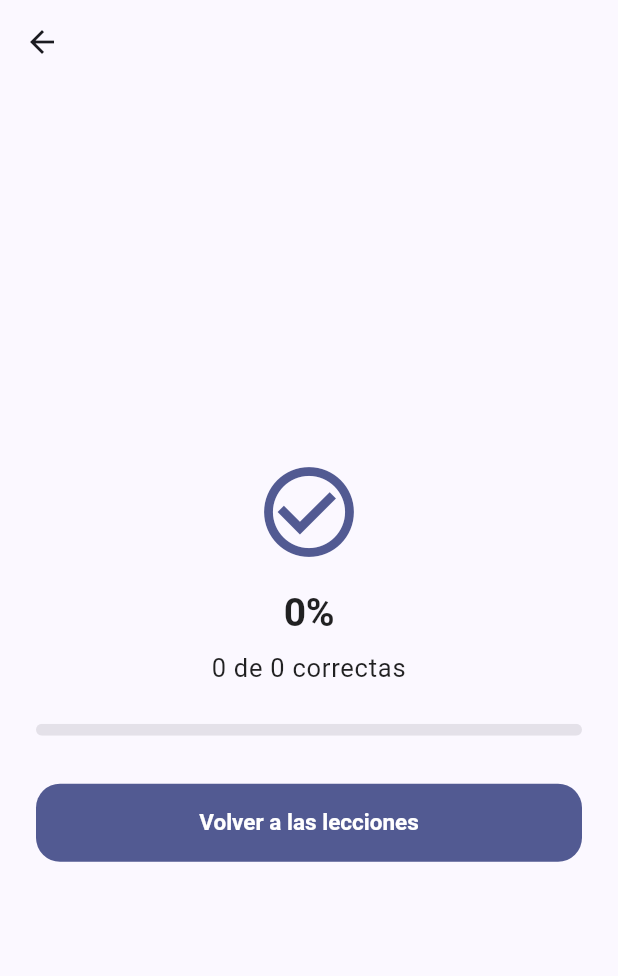
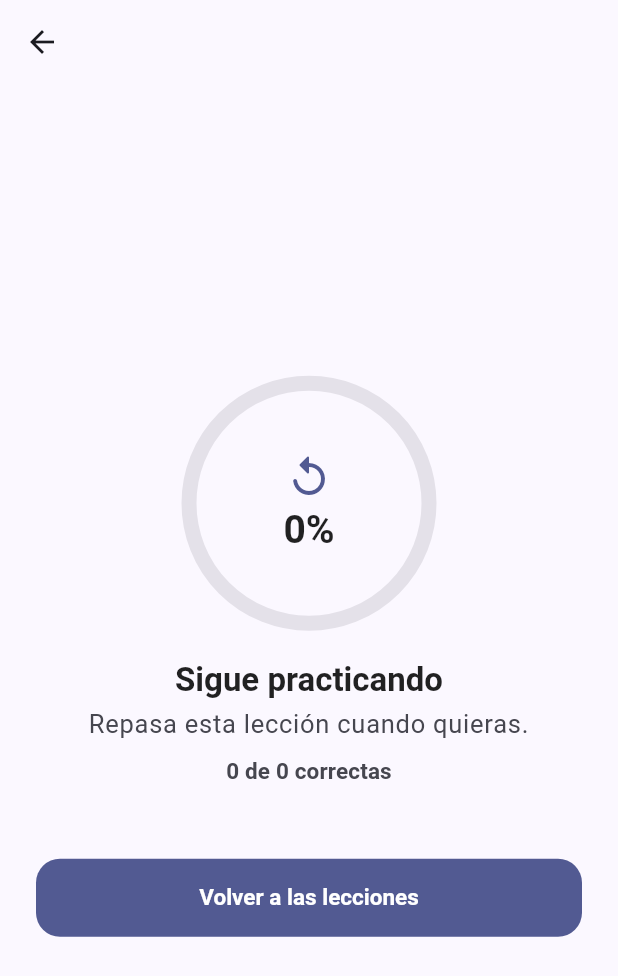
Before and after one commit to JordiRibasOficial/App-para-aprender-idiomas, a Flutter app: the LessonSummaryScreen screen opened directly with empty values, on a phone screen of 412 x 824 dp. Shown: the top 976 px of the screen. Run offline on Flutter 3.47's test engine with Material 3 defaults, Android fonts, the phone set to English and light mode, and no system bars; our stand-ins replace flutter_riverpod, go_router, google_mobile_ads, in_app_purchase, shared_preferences, sqflite; accounts and stored records are empty.

Commit message:
feat: turn the lesson summary into a real celebration screen
The completion screen was a static icon + percentage + linear bar —
identical whether you scored 100% or 20%. Replaces it with a circular
progress ring around the score, tiered headline/subline copy
(excellent/good/keep practicing) instead of a two-icon swap, and
proper spacing. This is the moment right after finishing a lesson —
the highest-leverage screen in the app for making a user want to open
it again tomorrow, previously the least designed one.

Co-Authored-By: Claude Sonnet 5 <noreply@anthropic.com>
Claude-Session: https://claude.ai/code/session_01Tq6umr1f1cRXRdz29HZW9e

```diff
--- a/src/mobile/lib/presentation/lessons/lesson_summary_screen.dart
+++ b/src/mobile/lib/presentation/lessons/lesson_summary_screen.dart
@@ -1,7 +1,7 @@
 import 'package:flutter/material.dart';
 import 'package:go_router/go_router.dart';
 
-import '../widgets/progress_bar.dart';
+import '../theme/app_theme.dart';
 import 'lesson_summary_data.dart';
 
 class LessonSummaryScreen extends StatelessWidget {
@@ -12,35 +12,86 @@ class LessonSummaryScreen extends StatelessWidget {
   @override
   Widget build(BuildContext context) {
     final percent = (data.ratio * 100).round();
+    final scheme = Theme.of(context).colorScheme;
+    final textTheme = Theme.of(context).textTheme;
+
+    final (
+      String headline,
+      String subline,
+      IconData icon,
+    ) = switch (data.ratio) {
+      >= 0.8 => ('¡Excelente!', 'Dominas esta lección.', Icons.emoji_events),
+      >= 0.5 => (
+        '¡Buen trabajo!',
+        'Vas por buen camino.',
+        Icons.thumb_up_alt_rounded,
+      ),
+      _ => (
+        'Sigue practicando',
+        'Repasa esta lección cuando quieras.',
+        Icons.replay_rounded,
+      ),
+    };
 
     return Scaffold(
       appBar: AppBar(title: Text(data.lessonTitle)),
       body: Padding(
-        padding: const EdgeInsets.all(24),
+        padding: const EdgeInsets.all(AppTheme.spaceLg),
         child: Column(
           mainAxisAlignment: MainAxisAlignment.center,
           crossAxisAlignment: CrossAxisAlignment.stretch,
           children: [
-            Icon(
-              data.ratio >= 0.8 ? Icons.emoji_events : Icons.check_circle_outline,
-              size: 72,
-              color: Theme.of(context).colorScheme.primary,
+            SizedBox(
+              width: 160,
+              height: 160,
+              child: Stack(
+                alignment: Alignment.center,
+                children: [
+                  SizedBox(
+                    width: 160,
+                    height: 160,
+                    child: CircularProgressIndicator(
+                      value: data.ratio,
+                      strokeWidth: 10,
+                      strokeCap: StrokeCap.round,
+                      backgroundColor: scheme.surfaceContainerHighest,
+                      color: scheme.primary,
+                    ),
+                  ),
+                  Column(
+                    mainAxisSize: MainAxisSize.min,
+                    children: [
+                      Icon(icon, size: 32, color: scheme.primary),
+                      const SizedBox(height: AppTheme.spaceXs),
+                      Text('$percent%', style: textTheme.headlineMedium),
+                    ],
+                  ),
+                ],
+              ),
             ),
-            const SizedBox(height: 16),
+            const SizedBox(height: AppTheme.spaceLg),
             Text(
-              '$percent%',
+              headline,
               textAlign: TextAlign.center,
-              style: Theme.of(context).textTheme.headlineMedium,
+              style: textTheme.headlineSmall,
             ),
-            const SizedBox(height: 8),
+            const SizedBox(height: AppTheme.spaceXs),
+            Text(
+              subline,
+              textAlign: TextAlign.center,
+              style: textTheme.bodyLarge?.copyWith(
+                color: scheme.onSurfaceVariant,
+              ),
+            ),
+            const SizedBox(height: AppTheme.spaceSm),
             Text(
               '${data.score} de ${data.total} correctas',
               textAlign: TextAlign.center,
-              style: Theme.of(context).textTheme.bodyLarge,
+              style: textTheme.labelLarge?.copyWith(
+                color: scheme.onSurfaceVariant,
+              ),
             ),
-            const SizedBox(height: 24),
-            ProgressBar(value: data.ratio),
-            const SizedBox(height: 32),
+            const SizedBox(height: AppTheme.spaceXxl),
             FilledButton(
               onPressed: () => context.go('/'),
               child: const Text('Volver a las lecciones'),
```
